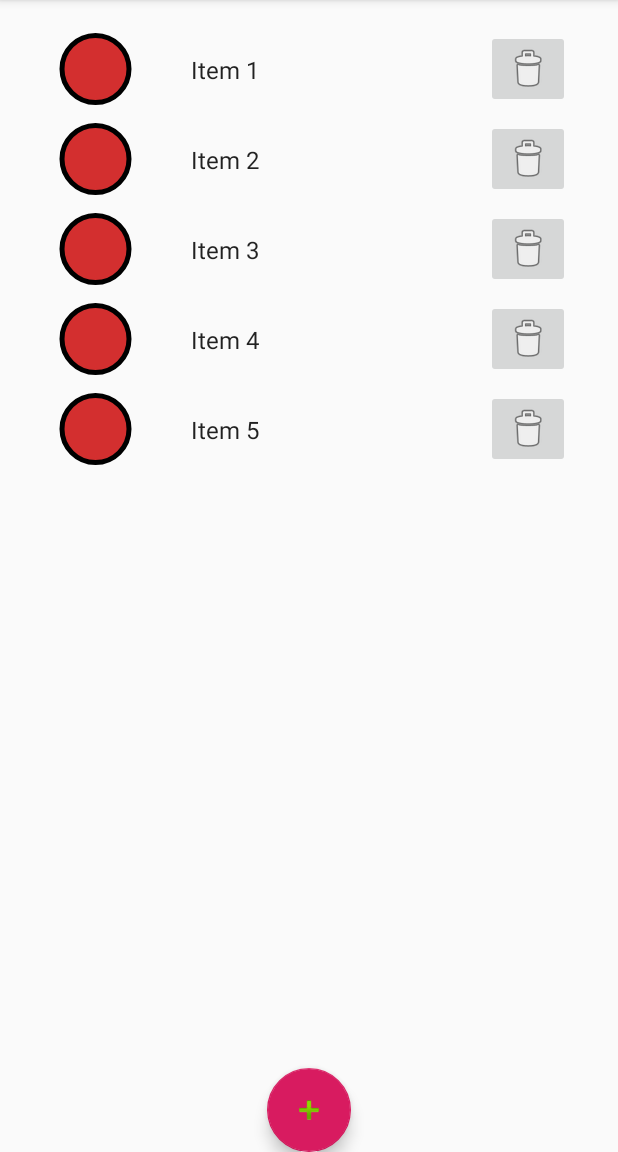
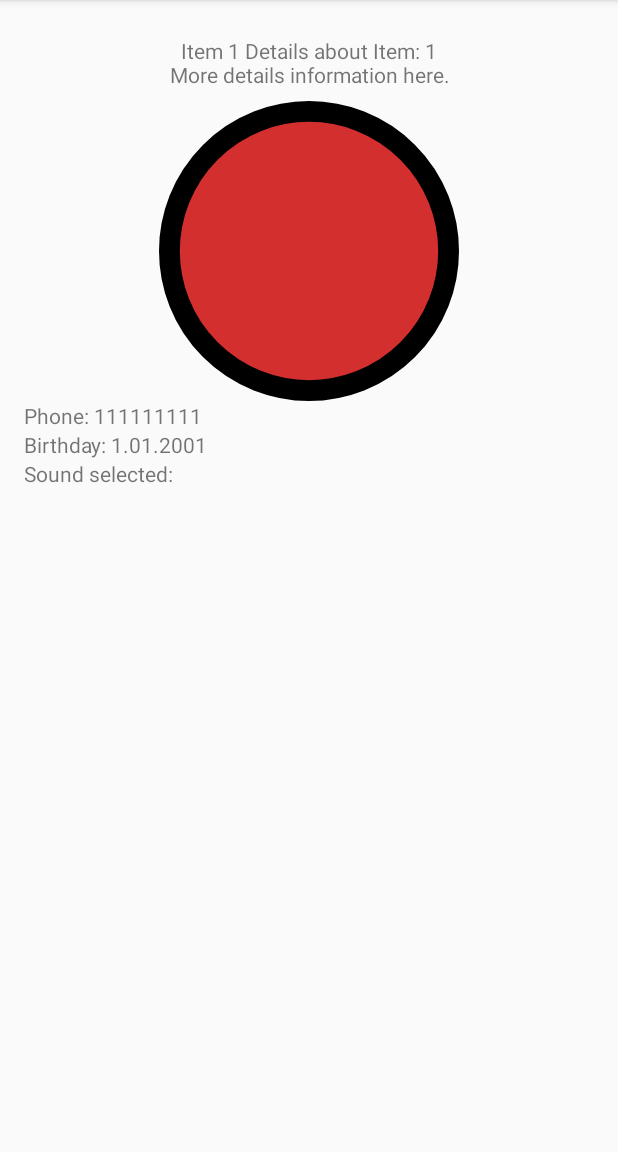
Before and after one commit to tomaszkrawczyk96/Android1, an Android app: the screen it shows after launch (MainActivity before the commit, TaskInfoActivity after it), after a tap on an icon or button, on a phone screen of 412 x 824 dp, the part 84-1236 px from its top. Run offline under Robolectric (Android 15) with nearby library versions, the phone set to English and light mode, and no system bars.

Commit message:
Detailed info on click

```diff
--- a/app/src/main/AndroidManifest.xml
+++ b/app/src/main/AndroidManifest.xml
@@ -9,7 +9,8 @@
         android:roundIcon="@mipmap/ic_launcher_round"
         android:supportsRtl="true"
         android:theme="@style/AppTheme">
-        <activity android:name=".CreatingActivity"></activity>
+        <activity android:name=".TaskInfoActivity"></activity>
+        <activity android:name=".CreatingActivity" />
         <activity android:name=".MainActivity">
             <intent-filter>
                 <action android:name="android.intent.action.MAIN" />
--- a/app/src/main/java/com/example/homework1/MainActivity.java
+++ b/app/src/main/java/com/example/homework1/MainActivity.java
@@ -34,6 +34,8 @@ public class MainActivity extends AppCompatActivity implements
     static public Uri[] sounds;
     private int currentSound= - 1;
 
+    public static final String taskExtra = "taskExtra";
+
 
 
     @Override
@@ -65,6 +67,8 @@ public class MainActivity extends AppCompatActivity implements
 
     @Override
     public void onListFragmentClickInteraction(TaskListContent.Task task, int position) {
+        Toast.makeText(this,getString(R.string.item_selected_msg),Toast.LENGTH_SHORT ).show();
+        startSecondActivity(task,position);
 
     }
 
@@ -88,7 +92,7 @@ public class MainActivity extends AppCompatActivity implements
             default:
                 currentSound = 3;
         }
-        Toast.makeText(this,"play" + position,Toast.LENGTH_SHORT).show();
+        Toast.makeText(this,"play element" + position,Toast.LENGTH_SHORT).show();
         buttonPlayer.reset();
         try {
 //Set Data source according to the current_sound value
@@ -165,4 +169,11 @@ public class MainActivity extends AppCompatActivity implements
         }
 
     }
+
+    private void startSecondActivity(TaskListContent.Task task,int position) {
+        Intent intent = new Intent(this,TaskInfoActivity.class);
+        intent.putExtra(taskExtra,task);
+        startActivity(intent);
+    }
+
 }
--- /dev/null
+++ b/app/src/main/java/com/example/homework1/TaskInfoActivity.java
@@ -0,0 +1,14 @@
+package com.example.homework1;
+
+import androidx.appcompat.app.AppCompatActivity;
+
+import android.os.Bundle;
+
+public class TaskInfoActivity extends AppCompatActivity {
+
+    @Override
+    protected void onCreate(Bundle savedInstanceState) {
+        super.onCreate(savedInstanceState);
+        setContentView(R.layout.activity_task_info);
+    }
+}
--- /dev/null
+++ b/app/src/main/java/com/example/homework1/TaskInfoFragment.java
@@ -0,0 +1,85 @@
+package com.example.homework1;
+
+
+import android.content.Intent;
+import android.graphics.drawable.Drawable;
+import android.os.Bundle;
+
+import androidx.annotation.Nullable;
+import androidx.fragment.app.Fragment;
+import androidx.fragment.app.FragmentActivity;
+
+import android.view.LayoutInflater;
+import android.view.View;
+import android.view.ViewGroup;
+import android.widget.ImageView;
+import android.widget.TextView;
+
+import com.example.homework1.tasks.TaskListContent;
+
+import java.util.Random;
+
+
+/**
+ * A simple {@link Fragment} subclass.
+ */
+public class TaskInfoFragment extends Fragment {
+
+
+    public TaskInfoFragment() {
+        // Required empty public constructor
+    }
+
+
+    @Override
+    public View onCreateView(LayoutInflater inflater, ViewGroup container,
+                             Bundle savedInstanceState) {
+        // Inflate the layout for this fragment
+        return inflater.inflate(R.layout.fragment_task_info, container, false);
+    }
+
+    public void displayTask(TaskListContent.Task task) {
+        FragmentActivity activity = getActivity();
+        TextView taskInfoNameSurname = activity.findViewById(R.id.taskInfoNameSurname);
+        ImageView taskInfoImage = activity.findViewById(R.id.taskInfoImage);
+        TextView taskInfoPhone = activity.findViewById(R.id.taskInfoPhone);
+        TextView taskInfoBirthday = activity.findViewById(R.id.taskInfoBirthday);
+        TextView taskInfoSound = activity.findViewById(R.id.taskInfoSound);
+
+        taskInfoNameSurname.setText(task.name + " " + task.surname);
+        taskInfoPhone.setText("Phone: "+ task.phone);
+        taskInfoBirthday.setText("Birthday: " + task.birthday);
+        taskInfoSound.setText("Sound selected: " + task.sPath);
+
+        Drawable taskDrawable;
+        Random rnd = new Random();
+        int i = rnd.nextInt()%4 +1;
+        switch (i) {
+            case 1:
+                taskDrawable = activity.getResources().getDrawable(R.drawable.first);
+                break;
+            case 2:
+                taskDrawable = activity.getResources().getDrawable(R.drawable.second);
+                break;
+            case 3:
+                taskDrawable = activity.getResources().getDrawable(R.drawable.third);
+                break;
+            default:
+                taskDrawable = activity.getResources().getDrawable(R.drawable.third);
+        }
+        taskInfoImage.setImageDrawable(taskDrawable);
+    }
+
+    @Override
+    public void onActivityCreated(@Nullable Bundle savedInstanceState) {
+        super.onActivityCreated(savedInstanceState);
+        Intent intent = getActivity().getIntent();
+        if (intent != null) {
+            TaskListContent.Task receivedTask = intent.getParcelableExtra(MainActivity.taskExtra);
+            if(receivedTask != null) {
+                displayTask(receivedTask);
+            }
+        }
+    }
+
+}
--- a/app/src/main/java/com/example/homework1/tasks/TaskListContent.java
+++ b/app/src/main/java/com/example/homework1/tasks/TaskListContent.java
@@ -1,4 +1,7 @@
 package com.example.homework1.tasks;
+
+import android.os.Parcel;
+import android.os.Parcelable;
 
 import java.util.ArrayList;
 import java.util.HashMap;
@@ -58,7 +61,7 @@ public class TaskListContent {
     }
 
 
-    public static class Task {
+    public static class Task implements Parcelable {
         public final String id;
         public final String name;
         public final String surname;
@@ -84,9 +87,45 @@ public class TaskListContent {
         }
 
 
+        protected Task(Parcel in) {
+            id = in.readString();
+            name = in.readString();
+            surname = in.readString();
+            birthday = in.readString();
+            phone = in.readString();
+            sPath = in.readString();
+        }
+
+        public static final Creator<Task> CREATOR = new Creator<Task>() {
+            @Override
+            public Task createFromParcel(Parcel in) {
+                return new Task(in);
+            }
+
+            @Override
+            public Task[] newArray(int size) {
+                return new Task[size];
+            }
+        };
+
         @Override
         public String toString() {
             return name;
         }
+
+        @Override
+        public int describeContents() {
+            return 0;
+        }
+
+        @Override
+        public void writeToParcel(Parcel dest, int flags) {
+            dest.writeString(id);
+            dest.writeString(name);
+            dest.writeString(surname);
+            dest.writeString(birthday);
+            dest.writeString(phone);
+            dest.writeString(sPath);
+        }
     }
 }
--- /dev/null
+++ b/app/src/main/res/layout/activity_task_info.xml
@@ -0,0 +1,23 @@
+<?xml version="1.0" encoding="utf-8"?>
+<androidx.constraintlayout.widget.ConstraintLayout xmlns:android="http://schemas.android.com/apk/res/android"
+    xmlns:app="http://schemas.android.com/apk/res-auto"
+    xmlns:tools="http://schemas.android.com/tools"
+    android:layout_width="match_parent"
+    android:layout_height="match_parent"
+    tools:context=".TaskInfoActivity">
+    <fragment
+        android:id="@+id/displayFragment"
+        android:name="com.example.homework1.TaskInfoFragment"
+        android:layout_width="0dp"
+        android:layout_height="0dp"
+        android:layout_marginStart="8dp"
+        android:layout_marginTop="8dp"
+        android:layout_marginEnd="8dp"
+        android:layout_marginBottom="8dp"
+        app:layout_constraintBottom_toBottomOf="parent"
+        app:layout_constraintEnd_toEndOf="parent"
+        app:layout_constraintStart_toStartOf="parent"
+        app:layout_constraintTop_toTopOf="parent"
+        tools:layout="@layout/fragment_task_info" />
+
+</androidx.constraintlayout.widget.ConstraintLayout>
--- /dev/null
+++ b/app/src/main/res/layout/fragment_task_info.xml
@@ -0,0 +1,74 @@
+<?xml version="1.0" encoding="utf-8"?>
+<androidx.constraintlayout.widget.ConstraintLayout
+    xmlns:android="http://schemas.android.com/apk/res/android"
+    xmlns:app="http://schemas.android.com/apk/res-auto"
+    xmlns:tools="http://schemas.android.com/tools"
+    android:id="@+id/constraintLayout"
+    android:layout_width="match_parent"
+    android:layout_height="match_parent"
+    tools:context=".TaskInfoFragment">
+    <TextView
+        android:id="@+id/taskInfoNameSurname"
+        android:layout_width="0dp"
+        android:layout_height="wrap_content"
+        android:layout_marginStart="16dp"
+        android:layout_marginTop="16dp"
+        android:layout_marginEnd="16dp"
+        android:text="@string/hello_blank_fragment"
+        android:textAlignment="center"
+        app:layout_constraintEnd_toEndOf="parent"
+        app:layout_constraintStart_toStartOf="parent"
+        app:layout_constraintTop_toTopOf="parent" />
+    <ImageView
+        android:id="@+id/taskInfoImage"
+        android:layout_width="0dp"
+        android:layout_height="200dp"
+        android:layout_marginStart="8dp"
+        android:layout_marginTop="8dp"
+        android:layout_marginEnd="8dp"
+        android:layout_marginBottom="8dp"
+        app:layout_constraintBottom_toTopOf="@id/taskInfoPhone"
+        app:layout_constraintEnd_toEndOf="parent"
+        app:layout_constraintStart_toStartOf="parent"
+        app:layout_constraintTop_toBottomOf="@+id/taskInfoNameSurname"
+        app:srcCompat="@drawable/third" />
+
+
+    <TextView
+        android:id="@+id/taskInfoPhone"
+        android:layout_width="0dp"
+        android:layout_height="wrap_content"
+        android:layout_marginStart="8dp"
+        android:layout_marginEnd="8dp"
+        android:layout_marginBottom="32dp"
+        android:text="TextView"
+        app:layout_constraintEnd_toEndOf="parent"
+        app:layout_constraintHorizontal_bias="0.0"
+        app:layout_constraintStart_toStartOf="parent"
+        app:layout_constraintTop_toBottomOf="@id/taskInfoImage" />
+
+    <TextView
+        android:id="@+id/taskInfoBirthday"
+        android:layout_width="0dp"
+        android:layout_height="wrap_content"
+        android:layout_marginStart="8dp"
+        android:layout_marginEnd="8dp"
+        android:layout_marginBottom="32dp"
+        android:text="TextView"
+        app:layout_constraintTop_toBottomOf="@id/taskInfoPhone"
+        app:layout_constraintEnd_toEndOf="parent"
+        app:layout_constraintStart_toStartOf="parent" />
+
+    <TextView
+        android:id="@+id/taskInfoSound"
+        android:layout_width="0dp"
+        android:layout_height="wrap_content"
+        android:layout_marginStart="8dp"
+        android:layout_marginEnd="8dp"
+        android:layout_marginBottom="32dp"
+        android:text="TextView"
+        app:layout_constraintTop_toBottomOf="@id/taskInfoBirthday"
+        app:layout_constraintEnd_toEndOf="parent"
+        app:layout_constraintStart_toStartOf="parent" />
+
+</androidx.constraintlayout.widget.ConstraintLayout>
--- a/app/src/main/res/values/strings.xml
+++ b/app/src/main/res/values/strings.xml
@@ -22,5 +22,6 @@
     <string name="long_click_msg">Deleting element number</string>
     <string name="delete_cancel_msg">Try again?</string>
     <string name="retry_msg">retry</string>
+    <string name="item_selected_msg">INFO</string>
 
 </resources>
```
